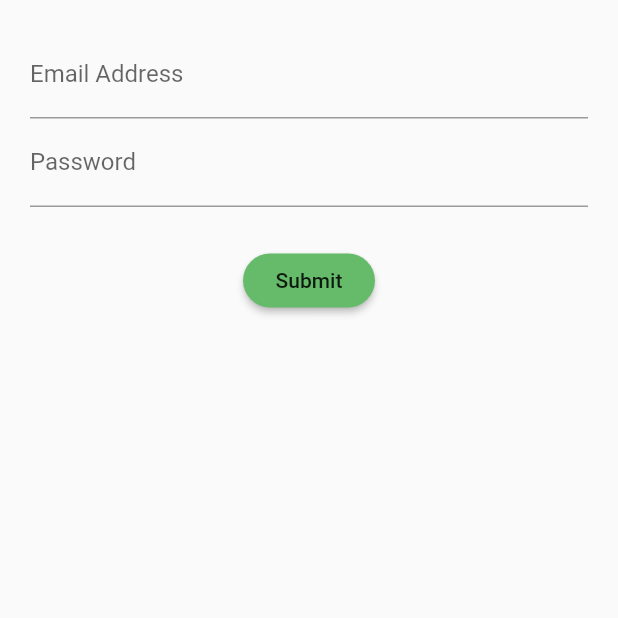
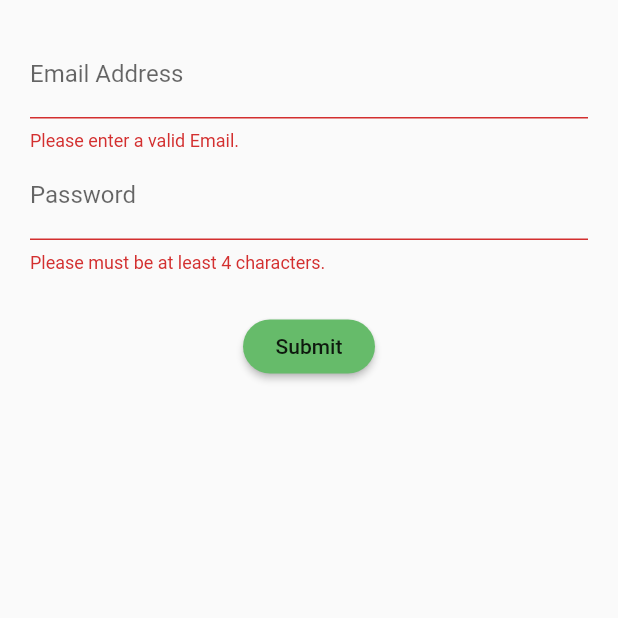
Before and after one commit to HeresJohnny5/flutterLogin-Stateful, a Flutter app: the screen it shows after launch, after a tap on "Submit", on a phone screen of 412 x 824 dp, the top half of it. Run offline on Flutter 3.47's test engine with Material 2 defaults, Android fonts, the phone set to English and light mode, and no system bars.

Commit message:
Create GlobalKey instance variable extending the Form widgets FormState. Add validate functionality for both the email and password functions.

```diff
--- a/lib/src/screens/login_screen.dart
+++ b/lib/src/screens/login_screen.dart
@@ -10,11 +10,14 @@ class LoginScreen extends StatefulWidget {
 
 // this creates the login data that is persisted to hold the values
 class _LoginScreenState extends State<LoginScreen> {
+  final formKey = GlobalKey<FormState>();
+
   @override
     Widget build(BuildContext context) {
       return Container(
         margin: EdgeInsets.all(20.0),
-        child: Form( // Form is a instance variable that behind the scenes also acts as a StatefulWidget
+        child: Form( // Form is a instance variable that behind the scenes also acts as a StatefulWidget i.e. FormState
+          key: formKey, // this associates the GlobalKey with the Form widget. The Form widget will reference the FormState that is created when the LoginScreenState appears on the user's screen. This will grant you access to the properties and methods of FormState
           child: Column(
             children: <Widget>[
               emailField(),
@@ -36,6 +39,13 @@ class _LoginScreenState extends State<LoginScreen> {
           hintText: 'you@example.com',
         ),
         keyboardType: TextInputType.emailAddress, // emailAddress is a constant of the TextFormField class
+        validator: (String value) {
+          if(!value.contains('@')) {
+            return 'Please enter a valid Email.';
+          }
+
+          return null;
+        },
       );
     }
 
@@ -46,6 +56,13 @@ class _LoginScreenState extends State<LoginScreen> {
           hintText: 'Password',
         ),
         obscureText: true, // sets the password fields to bullet points
+        validator: (String value) {
+          if(value.length < 4) {
+            return 'Please must be at least 4 characters.';
+          }
+
+          return null;
+        },
       );
     }
 
@@ -57,7 +74,7 @@ class _LoginScreenState extends State<LoginScreen> {
           borderRadius: BorderRadius.circular(30.0)
         ),
         onPressed: () {
-
+          formKey.currentState.validate(); // currentState is the FormState instance
         },
       );
     }
```
